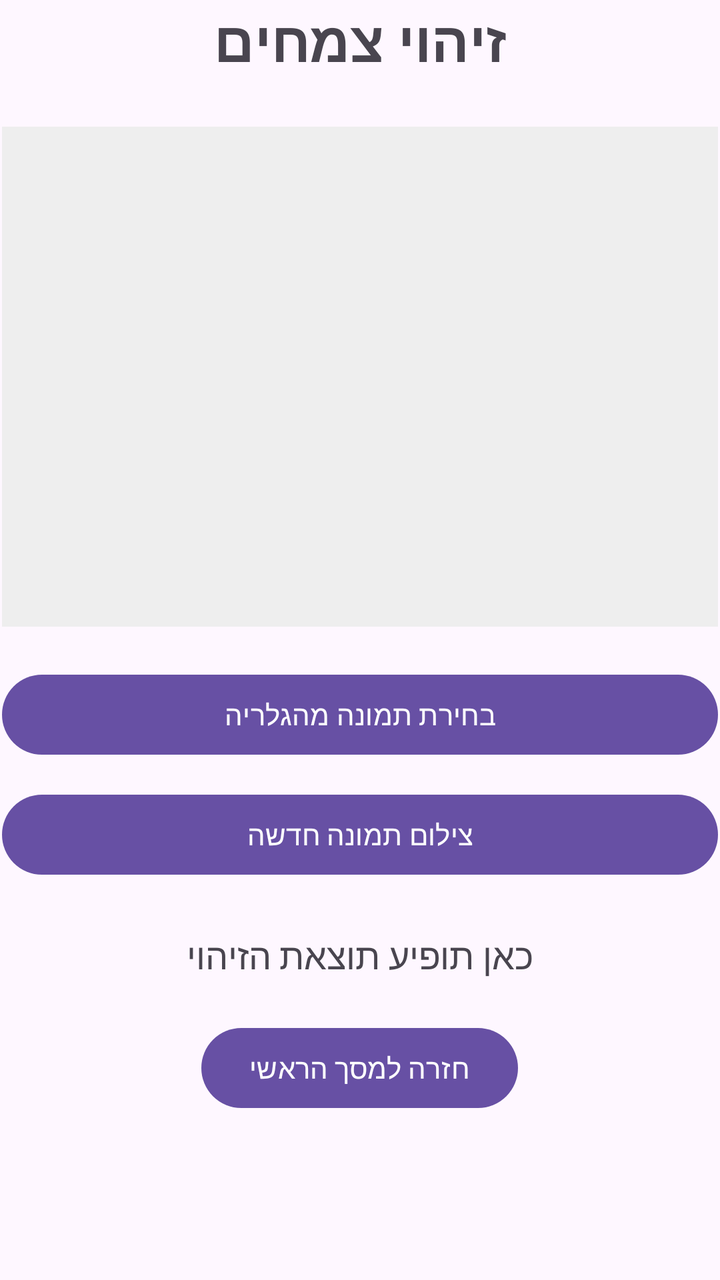
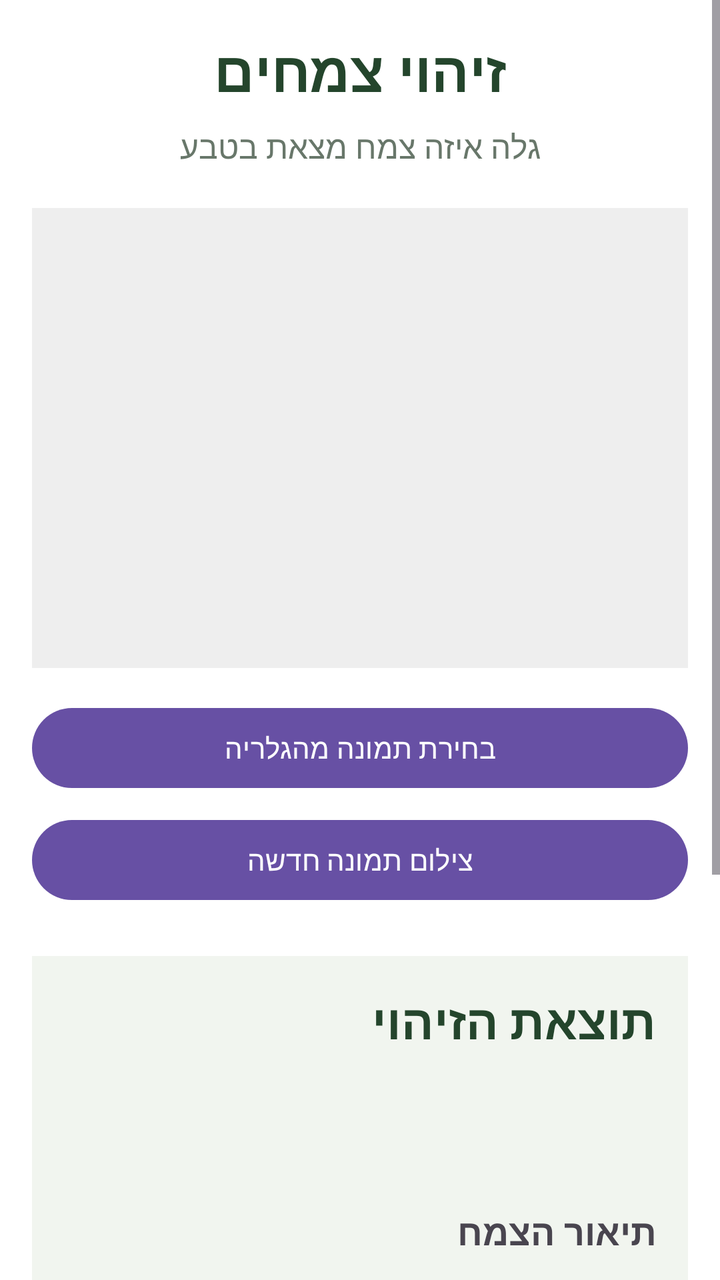

Compare the two renders of this Android layout. The source of the first and the diff that turns it into the second are given below.
<!-- AndroidManifest.xml: application theme Theme.WildPlantIdentifier -->
<!-- res/layout/activity_plant_identification.xml -->
<?xml version="1.0" encoding="utf-8"?>
<ScrollView xmlns:android="http://schemas.android.com/apk/res/android"
    android:id="@+id/main"
    android:layout_width="match_parent"
    android:layout_height="match_parent">

    <LinearLayout
        android:layout_width="match_parent"
        android:layout_height="wrap_content"
        android:orientation="vertical"
        android:padding="1dp"
        android:gravity="center_horizontal">

        <TextView
            android:layout_width="match_parent"
            android:layout_height="wrap_content"
            android:text="זיהוי צמחים"
            android:textSize="28sp"
            android:textStyle="bold"
            android:gravity="center"
            android:layout_marginBottom="24dp" />

        <ImageView
            android:id="@+id/selectedPlantImage"
            android:layout_width="match_parent"
            android:layout_height="250dp"
            android:scaleType="centerCrop"
            android:background="#EEEEEE"
            android:contentDescription="התמונה שנבחרה לזיהוי" />

        <Button
            android:id="@+id/chooseImageButton"
            android:layout_width="match_parent"
            android:layout_height="wrap_content"
            android:text="בחירת תמונה מהגלריה"
            android:layout_marginTop="20dp" />

        <Button
            android:id="@+id/takePhotoButton"
            android:layout_width="match_parent"
            android:layout_height="wrap_content"
            android:text="צילום תמונה חדשה"
            android:layout_marginTop="12dp" />

        <TextView
            android:id="@+id/identificationResult"
            android:layout_width="match_parent"
            android:layout_height="wrap_content"
            android:text="כאן תופיע תוצאת הזיהוי"
            android:textSize="18sp"
            android:gravity="center"
            android:layout_marginTop="24dp" />

        <Button
            android:id="@+id/backButton"
            android:layout_width="wrap_content"
            android:layout_height="wrap_content"
            android:text="חזרה למסך הראשי"
            android:layout_marginTop="20dp" />

    </LinearLayout>
</ScrollView>
<!-- resources referenced by this layout -->
<resources>
  <style name="Theme.WildPlantIdentifier" parent="Base.Theme.WildPlantIdentifier" />
  <style name="Base.Theme.WildPlantIdentifier" parent="Theme.Material3.DayNight.NoActionBar">
          
          
      </style>
</resources>

<!-- the commit's change to res/layout/activity_plant_identification.xml (unified diff, before → after) -->
@@ -2,13 +2,14 @@
 <ScrollView xmlns:android="http://schemas.android.com/apk/res/android"
     android:id="@+id/main"
     android:layout_width="match_parent"
-    android:layout_height="match_parent">
+    android:layout_height="match_parent"
+    android:background="#FFFFFF">
 
     <LinearLayout
         android:layout_width="match_parent"
         android:layout_height="wrap_content"
         android:orientation="vertical"
-        android:padding="1dp"
+        android:padding="16dp"
         android:gravity="center_horizontal">
 
         <TextView
@@ -17,13 +18,23 @@
             android:text="זיהוי צמחים"
             android:textSize="28sp"
             android:textStyle="bold"
+            android:textColor="#24452C"
             android:gravity="center"
-            android:layout_marginBottom="24dp" />
+            android:layout_marginBottom="8dp" />
+
+        <TextView
+            android:layout_width="match_parent"
+            android:layout_height="wrap_content"
+            android:text="גלה איזה צמח מצאת בטבע"
+            android:textSize="16sp"
+            android:textColor="#68776A"
+            android:gravity="center"
+            android:layout_marginBottom="20dp" />
 
         <ImageView
             android:id="@+id/selectedPlantImage"
             android:layout_width="match_parent"
-            android:layout_height="250dp"
+            android:layout_height="230dp"
             android:scaleType="centerCrop"
             android:background="#EEEEEE"
             android:contentDescription="התמונה שנבחרה לזיהוי" />
@@ -33,27 +44,111 @@
             android:layout_width="match_parent"
             android:layout_height="wrap_content"
             android:text="בחירת תמונה מהגלריה"
-            android:layout_marginTop="20dp" />
+            android:layout_marginTop="16dp" />
 
         <Button
             android:id="@+id/takePhotoButton"
             android:layout_width="match_parent"
             android:layout_height="wrap_content"
             android:text="צילום תמונה חדשה"
-            android:layout_marginTop="12dp" />
+            android:layout_marginTop="8dp" />
 
-        <TextView
-            android:id="@+id/identificationResult"
+        <LinearLayout
             android:layout_width="match_parent"
             android:layout_height="wrap_content"
-            android:text="כאן תופיע תוצאת הזיהוי"
-            android:textSize="18sp"
-            android:gravity="center"
-            android:layout_marginTop="24dp" />
+            android:orientation="vertical"
+            android:padding="16dp"
+            android:layout_marginTop="24dp"
+            android:background="#F1F5EF">
+
+            <TextView
+                android:id="@+id/identificationResult"
+                android:layout_width="match_parent"
+                android:layout_height="wrap_content"
+                android:text="תוצאת הזיהוי"
+                android:textSize="24sp"
+                android:textStyle="bold"
+                android:textColor="#24452C" />
+
+            <TextView
+                android:id="@+id/scientificNameText"
+                android:layout_width="match_parent"
+                android:layout_height="wrap_content"
+                android:textSize="15sp"
+                android:textColor="#68776A"
+                android:layout_marginTop="4dp" />
+
+            <TextView
+                android:id="@+id/confidenceText"
+                android:layout_width="match_parent"
+                android:layout_height="wrap_content"
+                android:textSize="15sp"
+                android:textStyle="bold"
+                android:layout_marginTop="12dp" />
+
+            <TextView
+                android:layout_width="match_parent"
+                android:layout_height="wrap_content"
+                android:text="תיאור הצמח"
+                android:textSize="18sp"
+                android:textStyle="bold"
+                android:layout_marginTop="20dp" />
+
+            <TextView
+                android:id="@+id/descriptionText"
+                android:layout_width="match_parent"
+                android:layout_height="wrap_content"
+                android:textSize="16sp" />
+
+            <TextView
+                android:layout_width="match_parent"
+                android:layout_height="wrap_content"
+                android:text="אזור גידול"
+                android:textSize="18sp"
+                android:textStyle="bold"
+                android:layout_marginTop="16dp" />
+
+            <TextView
+                android:id="@+id/habitatText"
+                android:layout_width="match_parent"
+                android:layout_height="wrap_content"
+                android:textSize="16sp" />
+
+            <TextView
+                android:layout_width="match_parent"
+                android:layout_height="wrap_content"
+                android:text="עונת פריחה"
+                android:textSize="18sp"
+                android:textStyle="bold"
+                android:layout_marginTop="16dp" />
+
+            <TextView
+                android:id="@+id/seasonText"
+                android:layout_width="match_parent"
+                android:layout_height="wrap_content"
+                android:textSize="16sp" />
+
+            <TextView
+                android:layout_width="match_parent"
+                android:layout_height="wrap_content"
+                android:text="מידע בטיחותי"
+                android:textSize="18sp"
+                android:textStyle="bold"
+                android:textColor="#9A5A16"
+                android:layout_marginTop="16dp" />
+
+            <TextView
+                android:id="@+id/safetyText"
+                android:layout_width="match_parent"
+                android:layout_height="wrap_content"
+                android:textSize="16sp"
+                android:textColor="#80501E" />
+
+        </LinearLayout>
 
         <Button
             android:id="@+id/backButton"
-            android:layout_width="wrap_content"
+            android:layout_width="match_parent"
             android:layout_height="wrap_content"
             android:text="חזרה למסך הראשי"
             android:layout_marginTop="20dp" />
